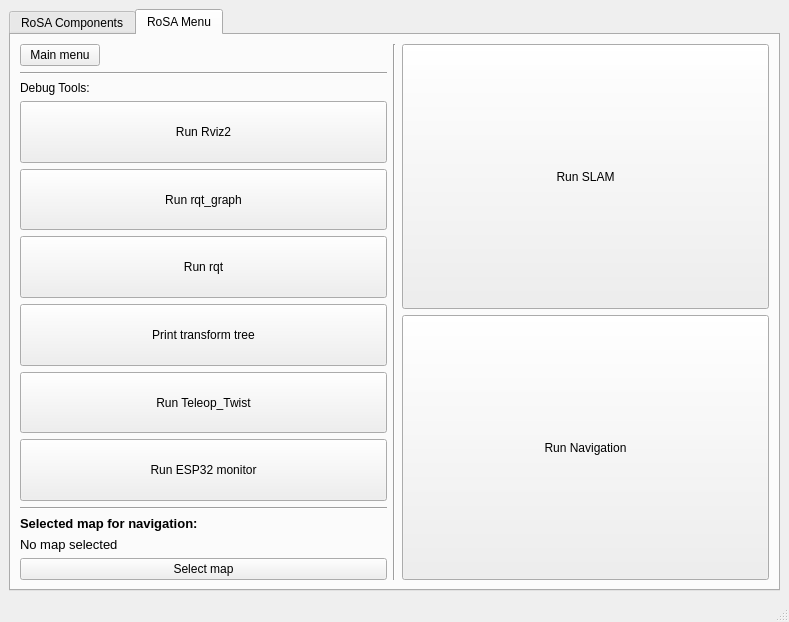
First picture: the form in RoSA_Monitor/rosawindow.ui, repository PabloNH00/RoSA_Monitor, before the edit.
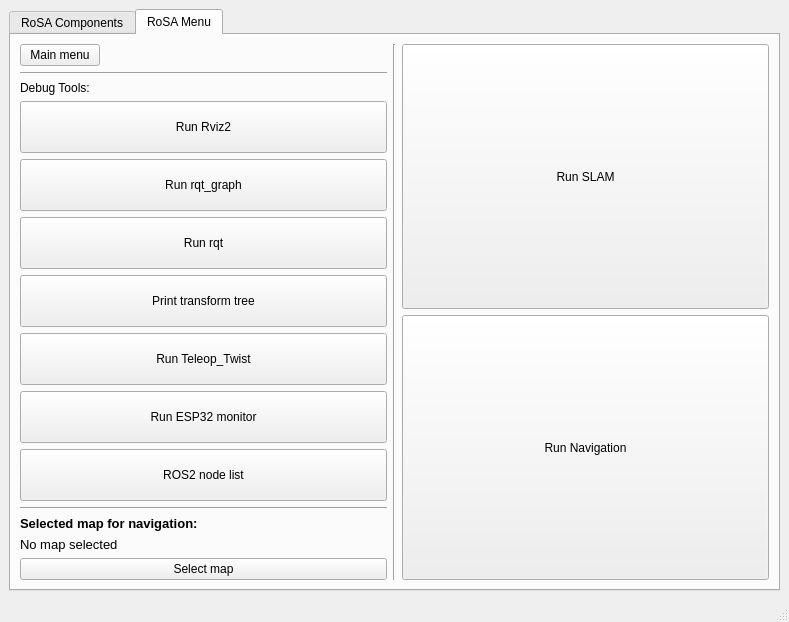
Second picture: the form after the edit. The open tabs and pages were chosen to show the change.

What changed in the file:
```diff
--- a/RoSA_Monitor/rosawindow.ui
+++ b/RoSA_Monitor/rosawindow.ui
@@ -274,6 +274,19 @@
                   </property>
                  </widget>
                 </item>
+                <item>
+                 <widget class="QPushButton" name="nodeListButton">
+                  <property name="sizePolicy">
+                   <sizepolicy hsizetype="Minimum" vsizetype="Minimum">
+                    <horstretch>0</horstretch>
+                    <verstretch>0</verstretch>
+                   </sizepolicy>
+                  </property>
+                  <property name="text">
+                   <string>ROS2 node list</string>
+                  </property>
+                 </widget>
+                </item>
                </layout>
               </item>
              </layout>
```
Left out of the diff: 5 changed lines with no effect on the pictures.
